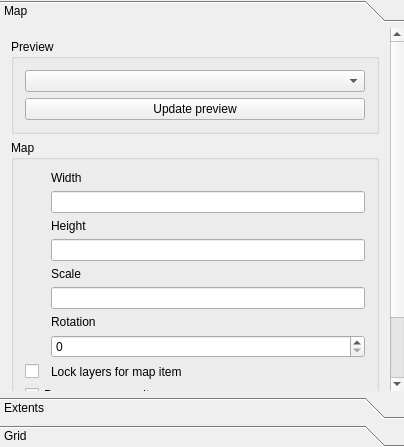
Above: src/ui/qgscomposermapwidgetbase.ui from qgis/QGIS before the change. Below: the same form after it.
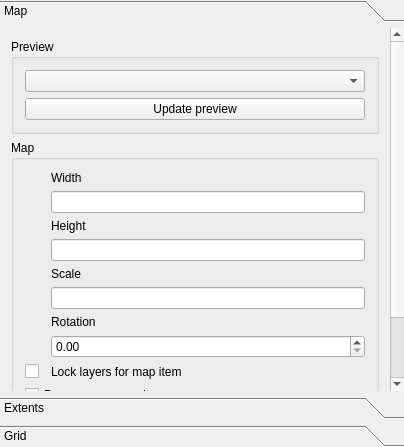
That is the form after the change. Custom widgets are drawn as their Qt base class.

Commit message: More precise composer map rotation (ticket #4632)

```diff
--- a/src/ui/qgscomposermapwidgetbase.ui
+++ b/src/ui/qgscomposermapwidgetbase.ui
@@ -139,16 +139,6 @@
             <property name="wordWrap">
              <bool>true</bool>
             </property>
-            <property name="buddy">
-             <cstring>mRotationSpinBox</cstring>
-            </property>
-           </widget>
-          </item>
-          <item row="7" column="1">
-           <widget class="QSpinBox" name="mRotationSpinBox">
-            <property name="maximum">
-             <number>359</number>
-            </property>
            </widget>
           </item>
           <item row="8" column="0" rowspan="2" colspan="2">
@@ -198,6 +188,13 @@
             </property>
            </spacer>
           </item>
+          <item row="7" column="1">
+           <widget class="QDoubleSpinBox" name="mRotationSpinBox">
+            <property name="maximum">
+             <double>360.000000000000000</double>
+            </property>
+           </widget>
+          </item>
          </layout>
         </widget>
        </item>
```
Left out of the diff: 3 changed lines with no effect on the pictures. The commit also changes 2 other files.
